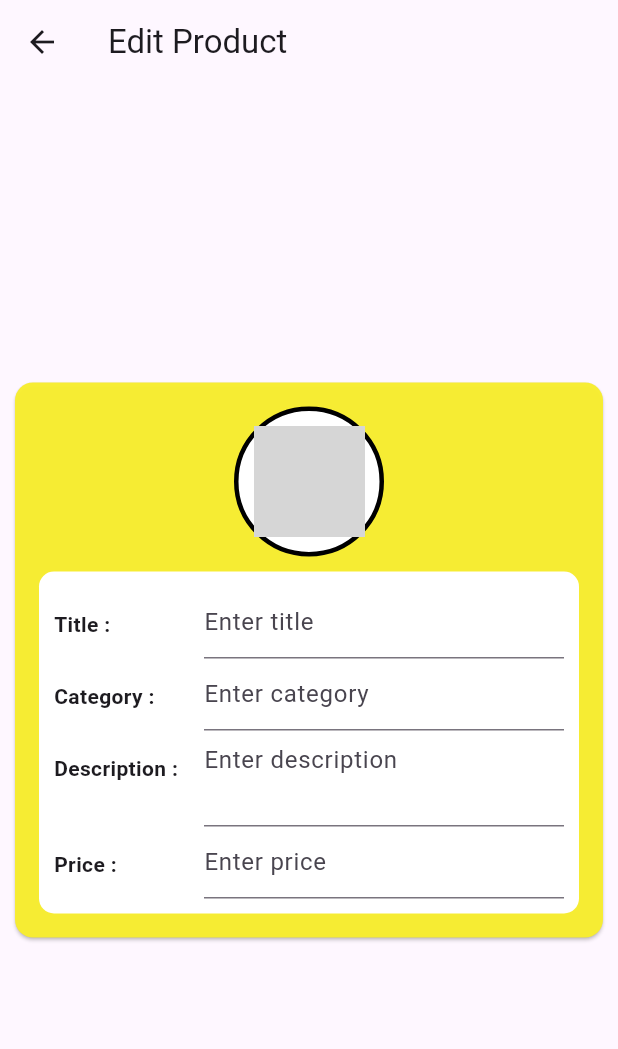
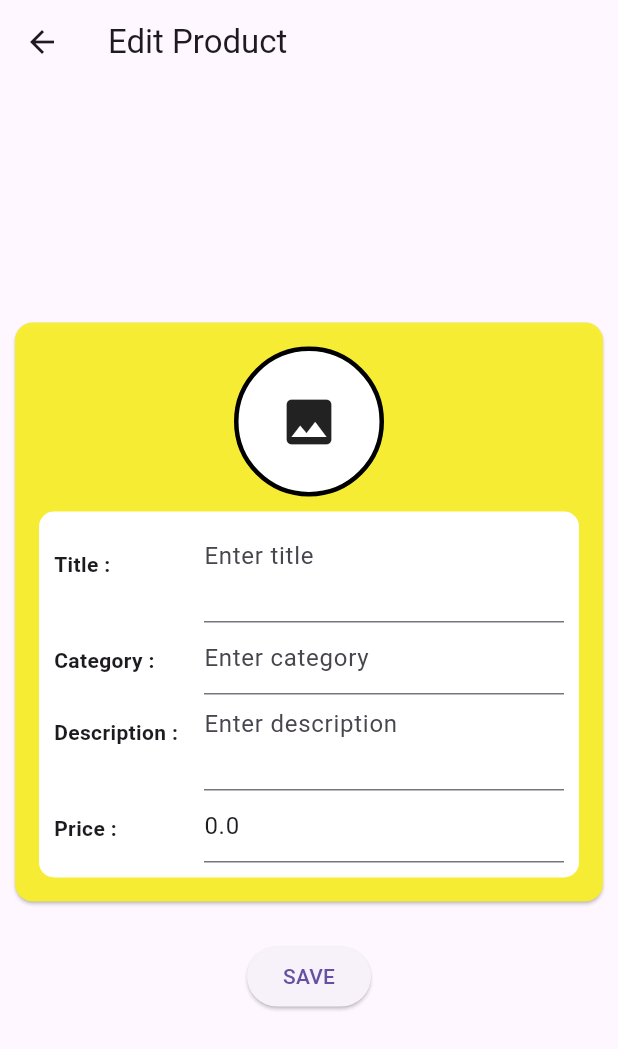
Before and after one commit to sivavarutharaj-dev/riverpod_project_1, a Flutter app: the EditScreen screen opened directly with empty values, on a phone screen of 412 x 824 dp. Shown: the top 1049 px of the screen. Run offline on Flutter 3.47's test engine with Material 3 defaults, Android fonts, the phone set to English and light mode, and no system bars; our stand-ins replace dio, flutter_riverpod; network calls fail; grey boxes are pictures that could not be loaded.

Commit message:
feat: add animation

```diff
--- a/lib/screens/edit_screen.dart
+++ b/lib/screens/edit_screen.dart
@@ -2,18 +2,64 @@ import 'package:flutter/material.dart';
 import 'package:flutter_riverpod/flutter_riverpod.dart';
 import 'package:riverpod_project_1/models/product_model.dart';
 
-class EditScreen extends ConsumerWidget {
+class EditScreen extends ConsumerStatefulWidget {
   final ProductModel product;
 
   const EditScreen({super.key, required this.product});
 
   @override
-  Widget build(BuildContext context, WidgetRef ref) {
+  ConsumerState<EditScreen> createState() => _EditScreenState();
+}
+
+class _EditScreenState extends ConsumerState<EditScreen> {
+  double scale = 1.0;
+
+  late TextEditingController titleController;
+  late TextEditingController categoryController;
+  late TextEditingController descriptionController;
+  late TextEditingController priceController;
+
+  @override
+  void initState() {
+    super.initState();
+
+    titleController = TextEditingController(text: widget.product.title);
+
+    categoryController = TextEditingController(text: widget.product.category);
+
+    descriptionController = TextEditingController(
+      text: widget.product.description,
+    );
+
+    priceController = TextEditingController(
+      text: widget.product.price.toString(),
+    );
+  }
+
+  @override
+  void dispose() {
+    titleController.dispose();
+    categoryController.dispose();
+    descriptionController.dispose();
+    priceController.dispose();
+
+    super.dispose();
+  }
+
+  @override
+  Widget build(BuildContext context) {
+    final product = widget.product;
+
     return Scaffold(
       appBar: AppBar(title: const Text("Edit Product")),
 
-      body: Center(
-        child: Card(
+      body: Align(
+        alignment: Alignment.center,
+        child: Column(
+          mainAxisSize: MainAxisSize.min,
+          children: [
+            // Product Card
+            Card(
               margin: const EdgeInsets.all(10),
               color: const Color.fromARGB(251, 247, 237, 49),
 
@@ -23,9 +69,32 @@ class EditScreen extends ConsumerWidget {
                 child: Column(
                   mainAxisSize: MainAxisSize.min,
                   children: [
-                InkWell(
-                  onTap: () {},
-                  borderRadius: BorderRadius.circular(100),
+                    // Product Image
+                    GestureDetector(
+                      onTapDown: (_) {
+                        setState(() {
+                          scale = 0.9;
+                        });
+                      },
+
+                      onTapUp: (_) {
+                        setState(() {
+                          scale = 1.0;
+                        });
+
+                        // TODO: Image picker options
+                      },
+
+                      onTapCancel: () {
+                        setState(() {
+                          scale = 1.0;
+                        });
+                      },
+
+                      child: AnimatedScale(
+                        scale: scale,
+                        duration: const Duration(milliseconds: 150),
+                        curve: Curves.easeInOut,
 
                         child: Container(
                           width: 100,
@@ -33,21 +102,33 @@ class EditScreen extends ConsumerWidget {
                           padding: const EdgeInsets.all(10),
 
                           decoration: BoxDecoration(
-                      borderRadius: BorderRadius.circular(100),
-                      border: Border.all(
-                        color: Colors.black,
-                        width: 3,
-                        style: BorderStyle.solid,
-                      ),
+                            shape: BoxShape.circle,
+                            border: Border.all(color: Colors.black, width: 3),
                             color: Colors.white,
                           ),
 
-                    child: Image(image: NetworkImage(product.image)),
+                          child: ClipOval(
+                            child: product.image.isNotEmpty
+                                ? Image.network(
+                                    product.image,
+                                    fit: BoxFit.cover,
+
+                                    errorBuilder: (context, error, stackTrace) {
+                                      return const Icon(
+                                        Icons.image_not_supported,
+                                        size: 40,
+                                      );
+                                    },
+                                  )
+                                : const Icon(Icons.image, size: 40),
+                          ),
+                        ),
                       ),
                     ),
 
                     const SizedBox(height: 10),
 
+                    // Product Details
                     Container(
                       padding: const EdgeInsets.all(10),
                       width: double.infinity,
@@ -62,7 +143,9 @@ class EditScreen extends ConsumerWidget {
                           0: FixedColumnWidth(100),
                           1: FlexColumnWidth(),
                         },
+
                         children: [
+                          // Title
                           TableRow(
                             children: [
                               const Padding(
@@ -72,7 +155,11 @@ class EditScreen extends ConsumerWidget {
                                   style: TextStyle(fontWeight: FontWeight.bold),
                                 ),
                               ),
+
                               TextField(
+                                controller: titleController,
+                                maxLines: 2,
+
                                 decoration: const InputDecoration(
                                   hintText: "Enter title",
                                 ),
@@ -80,6 +167,7 @@ class EditScreen extends ConsumerWidget {
                             ],
                           ),
 
+                          // Category
                           TableRow(
                             children: [
                               const Padding(
@@ -89,7 +177,10 @@ class EditScreen extends ConsumerWidget {
                                   style: TextStyle(fontWeight: FontWeight.bold),
                                 ),
                               ),
+
                               TextField(
+                                controller: categoryController,
+
                                 decoration: const InputDecoration(
                                   hintText: "Enter category",
                                 ),
@@ -97,6 +188,7 @@ class EditScreen extends ConsumerWidget {
                             ],
                           ),
 
+                          // Description
                           TableRow(
                             children: [
                               const Padding(
@@ -106,8 +198,11 @@ class EditScreen extends ConsumerWidget {
                                   style: TextStyle(fontWeight: FontWeight.bold),
                                 ),
                               ),
+
                               TextField(
+                                controller: descriptionController,
                                 maxLines: 2,
+
                                 decoration: const InputDecoration(
                                   hintText: "Enter description",
                                 ),
@@ -115,6 +210,7 @@ class EditScreen extends ConsumerWidget {
                             ],
                           ),
 
+                          // Price
                           TableRow(
                             children: [
                               const Padding(
@@ -124,7 +220,11 @@ class EditScreen extends ConsumerWidget {
                                   style: TextStyle(fontWeight: FontWeight.bold),
                                 ),
                               ),
+
                               TextField(
+                                controller: priceController,
+                                keyboardType: TextInputType.number,
+
                                 decoration: const InputDecoration(
                                   hintText: "Enter price",
                                 ),
@@ -138,6 +238,18 @@ class EditScreen extends ConsumerWidget {
                 ),
               ),
             ),
+
+            const SizedBox(height: 16),
+
+            // Save Button
+            ElevatedButton(
+              onPressed: () {
+                // TODO: Save updated product
+              },
+              child: const Text("SAVE"),
+            ),
+          ],
+        ),
       ),
     );
   }
```
Lines whose indentation alone changed are shown as unchanged.
